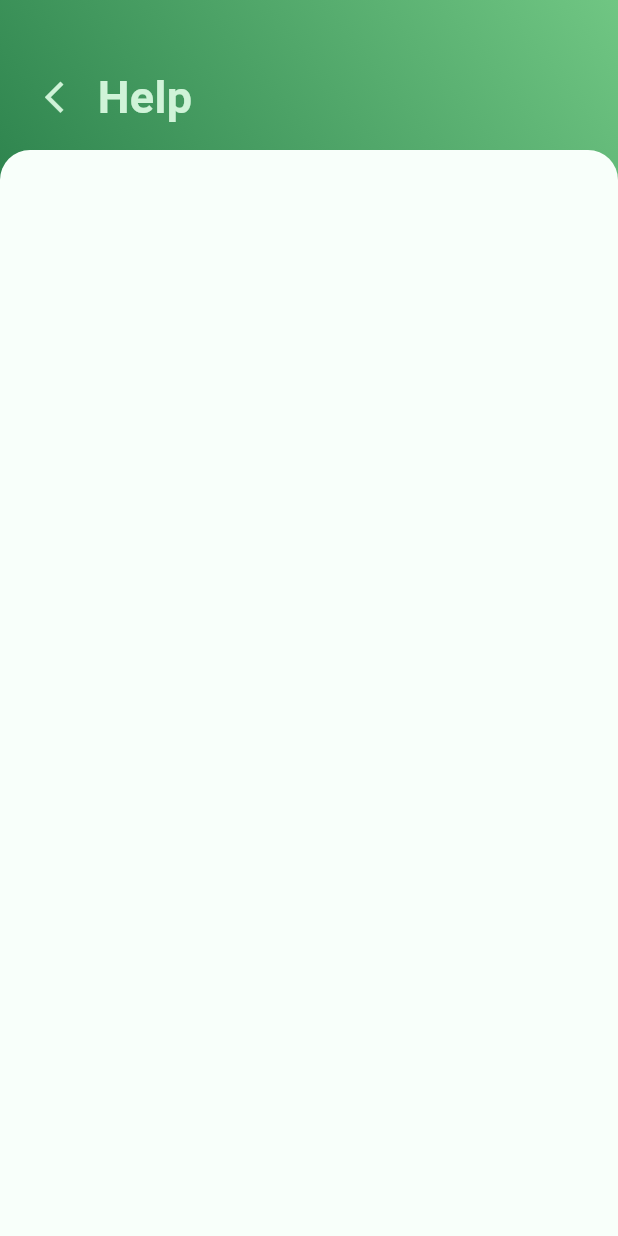
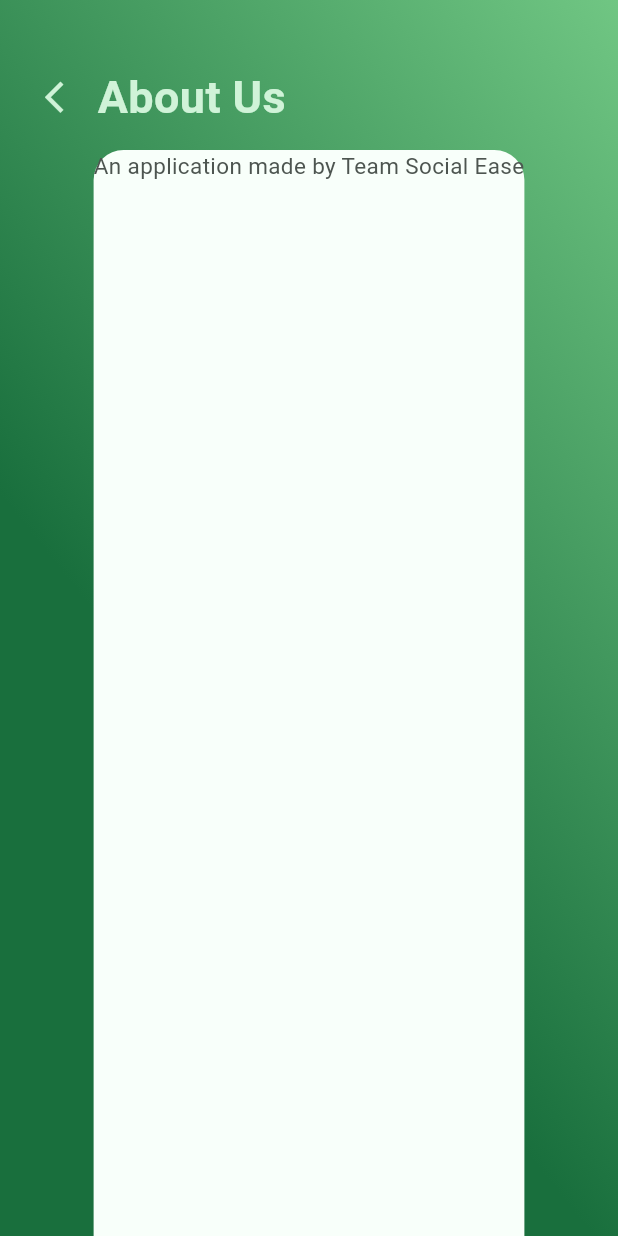
Before and after one commit to saarujan-ui/flutter_project, a Flutter app: the screen it shows after launch, on a phone screen of 412 x 824 dp. Run offline on Flutter 3.47's test engine with Material 3 defaults, Android fonts, the phone set to English and light mode, and no system bars; our stand-ins replace fl_chart.

Commit message:
Added about us page not help page yet

```diff
--- a/lib/Pages/about_page.dart
+++ b/lib/Pages/about_page.dart
@@ -37,7 +37,7 @@
                     ),
                     const SizedBox(width: 10,),
                     Text(
-                      "Help",
+                      "About Us",
                       style: TextStyle(
                         fontWeight: FontWeight.bold,
                         fontSize: 30,
@@ -57,8 +57,17 @@
                     topLeft: Radius.circular(20),
                   ),
                 ),
+                child: SingleChildScrollView(
+                  child: Text(
+                    "An application made by Team Social Ease",
+                    style: TextStyle(
+                      fontSize: 15,
+                      color: AppColors.textSub,
+                    ),
+                  ),
+                ),
               ),
-            )
+            ),
           ],
         ),
       ),
```
